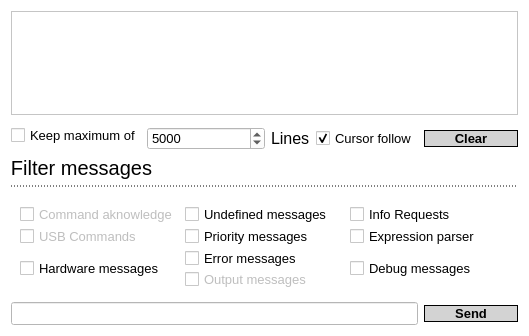
The window that prompt.ui (Knaster/EkdahlFarConfig) describes before a commit, drawn with Qt 5.
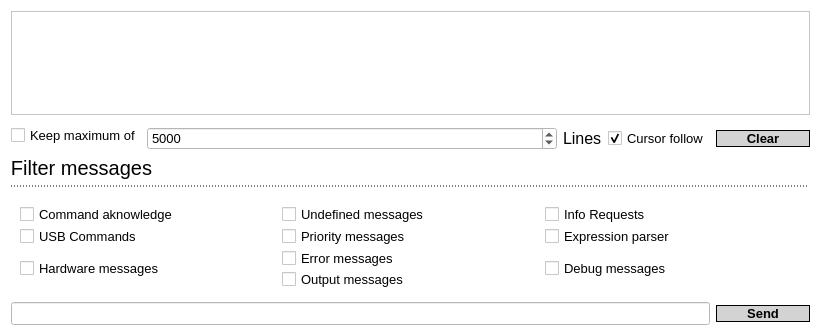
The same window after the commit.

```diff
--- a/prompt.ui
+++ b/prompt.ui
@@ -6,7 +6,7 @@
    <rect>
     <x>0</x>
     <y>0</y>
-    <width>529</width>
+    <width>821</width>
     <height>336</height>
    </rect>
   </property>
@@ -24,6 +24,7 @@
 	background-color: white;
 	font-family: cantarell;
 	font-size: 13px;
+	color: black;
 }
 
 QLabel {
```
